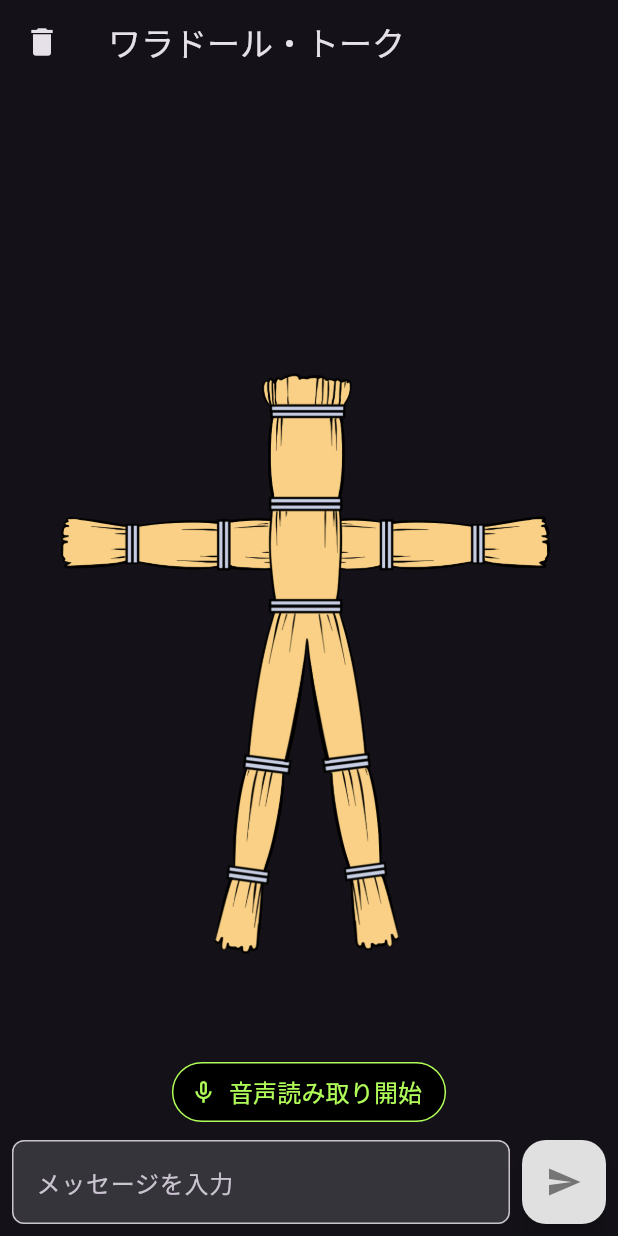
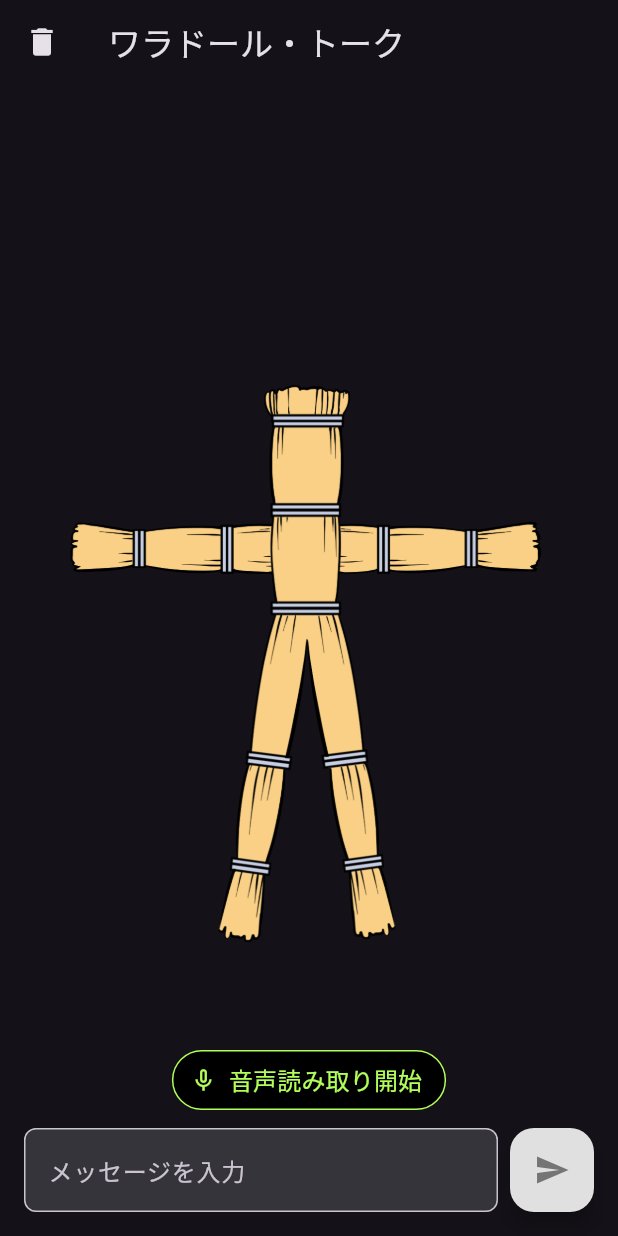
Before and after one commit to hitotori365/2025-zenn-hackathon, a Flutter app: the screen it shows after launch, on a phone screen of 412 x 824 dp. Run offline on Flutter 3.47's test engine with Material 3 defaults, Android fonts, the phone set to English and light mode, and no system bars; our stand-ins replace flutter_dotenv, flutter_riverpod, just_audio, speech_to_text; missing offline and left inert: dart:html.

Commit message:
画面全体にパディングを持たせる

```diff
--- a/frontend/lib/views/speech_screen.dart
+++ b/frontend/lib/views/speech_screen.dart
@@ -41,7 +41,9 @@ class _SpeechToTextScreenState extends ConsumerState<SpeechToTextScreen> {
           onPressed: speechNotifier.resetChat,
         ),
       ),
-      body: Container(
+      body: Padding(
+        padding: EdgeInsets.all(8.0),
+        child: Container(
           decoration: BoxDecoration(
             image: DecorationImage(
               image: AssetImage('assets/background.png'), // 画像ファイルのパス
@@ -91,6 +93,7 @@ class _SpeechToTextScreenState extends ConsumerState<SpeechToTextScreen> {
             ],
           ),
         ),
+      ),
     );
   }
 }
```
Lines whose indentation alone changed are shown as unchanged.
